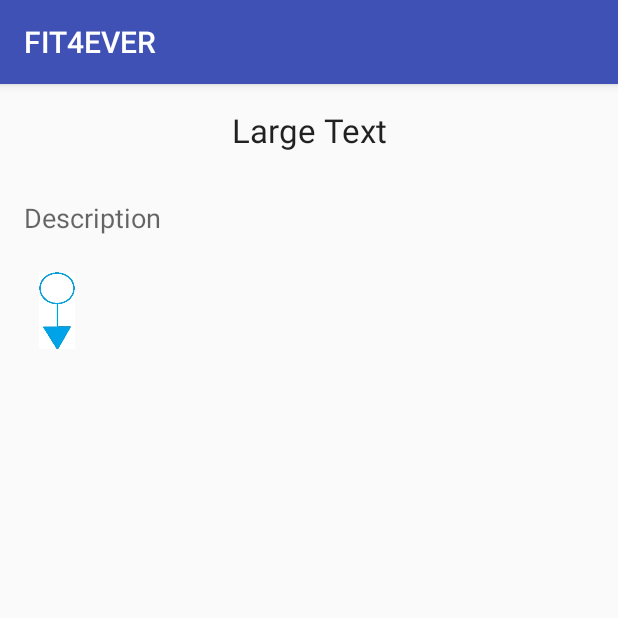
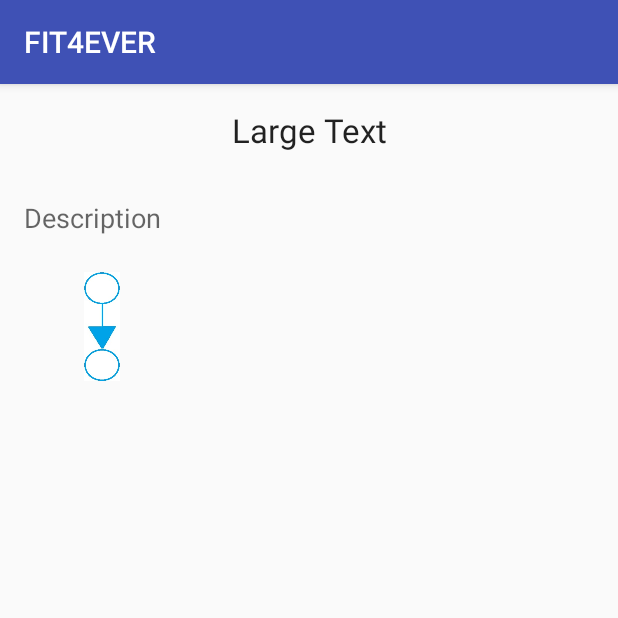
Before and after one commit to Schwayguy/FIT4EVER-v1, an Android app: the MyWorkout screen opened directly, with no data from a screen before it, on a phone screen of 412 x 824 dp, the top half of it. Run offline under Robolectric (Android 15) with nearby library versions, the phone set to English and light mode, and no system bars; libraries missing offline, so code that uses them is left out: org.apache.poi.

Commit message:
ilk commit

```diff
--- a/app/src/main/java/com/example/efe/fit4ever/MyWorkout.java
+++ b/app/src/main/java/com/example/efe/fit4ever/MyWorkout.java
@@ -6,13 +6,16 @@ import android.graphics.Canvas;
 import android.graphics.Path;
 import android.support.v7.app.AppCompatActivity;
 import android.os.Bundle;
+import android.util.Log;
 import android.widget.ImageView;
+import android.widget.Toast;
 
 import org.apache.poi.hssf.usermodel.HSSFCell;
 import org.apache.poi.hssf.usermodel.HSSFCellStyle;
 import org.apache.poi.hssf.usermodel.HSSFRow;
 import org.apache.poi.hssf.usermodel.HSSFSheet;
 import org.apache.poi.hssf.usermodel.HSSFWorkbook;
+import org.apache.poi.hssf.util.CellReference;
 import org.apache.poi.hssf.util.HSSFColor;
 import org.apache.poi.poifs.filesystem.POIFSFileSystem;
 import org.apache.poi.ss.usermodel.Cell;
@@ -23,9 +26,12 @@ import org.apache.poi.ss.usermodel.Workbook;
 
 import java.io.BufferedReader;
 import java.io.File;
+import java.io.FileInputStream;
+import java.io.FileNotFoundException;
 import java.io.FileReader;
 import java.io.IOException;
 import java.io.InputStreamReader;
+import java.util.Iterator;
 
 public class MyWorkout extends AppCompatActivity {
 
@@ -35,37 +41,63 @@ public class MyWorkout extends AppCompatActivity {
         setContentView(R.layout.activity_my_workout);
 
         ImageView flowchart = (ImageView) findViewById(R.id.flowchart);
-        Bitmap pic1 = BitmapFactory.decodeResource(getResources(), R.drawable.circle);
-        int pic1Height = pic1.getHeight();
-        Bitmap pic2 = BitmapFactory.decodeResource(getResources(), R.drawable.arrow);
-        int pic2Height = pic2.getHeight();
-        Bitmap combinedBitmap = getCombinedBitmap(pic1Height,pic2Height,pic1, pic2);
+        Bitmap circle = BitmapFactory.decodeResource(getResources(), R.drawable.circle);
+        int circleHeight = circle.getHeight();
+        Bitmap arrow = BitmapFactory.decodeResource(getResources(), R.drawable.arrow);
+        int arrowHeight = arrow.getHeight();
+        Bitmap vertextop = BitmapFactory.decodeResource(getResources(), R.drawable.vertextop);
+        int vertexTheight = vertextop.getHeight();
+        Bitmap line = BitmapFactory.decodeResource(getResources(), R.drawable.line);
+        int lineheight = line.getHeight();
+        Bitmap vertexbot = BitmapFactory.decodeResource(getResources(), R.drawable.vertexbot);
+        int vertexBheight = vertexbot.getHeight();
+
+
+        Bitmap combinedBitmap = drawTwo(circleHeight,arrowHeight,circle, arrow);
 
         //bu fonksiyonu tüm resimler çizildikten sonra çağır
-        Bitmap resized = Bitmap.createScaledBitmap(combinedBitmap,(int)(combinedBitmap.getWidth()*0.2), (int)(combinedBitmap.getHeight()*0.2), true);
 
-        File logFile = new File(getExternalFilesDir(null),getIntent().getStringExtra("PROGID") + ".txt");
-        if(!logFile.exists()) {
+
+        File logFile = new File(getExternalFilesDir(null),getIntent().getStringExtra("PROGID") + ".xls");
+        FileInputStream myInput = null;
+        if(logFile.exists()) {
             try {
-                FileReader fstream = new FileReader(logFile);
-                BufferedReader myReader= new BufferedReader(fstream);
-                while(!myReader.readLine().isEmpty()){
-                    myReader.skip(1);
+                myInput = new FileInputStream(logFile);
+                POIFSFileSystem myFileSystem = new POIFSFileSystem(myInput);
+                HSSFWorkbook myWorkBook = new HSSFWorkbook(myFileSystem);
+                HSSFSheet mySheet = myWorkBook.getSheetAt(0);
+                int rowNumber = mySheet.getPhysicalNumberOfRows();
+                int i;
+                for(i=1 ;i<rowNumber;i++) {
+                    CellReference cellReference = new CellReference("A"+i);
+                    Row row = mySheet.getRow(cellReference.getRow());
+                    Cell cell = row.getCell(cellReference.getCol());
+                    Log.d("try", "cell Value: " + cell.toString());
+
+                    Bitmap workout = drawMiddle(vertexTheight,lineheight,vertexBheight,arrowHeight, vertextop, line, vertexbot,arrow);
+
+                    int workHeight = workout.getHeight();
+                    int combHeight = combinedBitmap.getHeight();
+                    combinedBitmap = drawTwo(combHeight,workHeight,combinedBitmap,workout);
                 }
 
+            } catch (FileNotFoundException e) {
+                e.printStackTrace();
             } catch (IOException e) {
                 e.printStackTrace();
             }
         }
-
+        combinedBitmap = drawTwo(combinedBitmap.getHeight(),circleHeight,combinedBitmap,circle);
+        Bitmap resized = Bitmap.createScaledBitmap(combinedBitmap,(int)(combinedBitmap.getWidth()*0.2), (int)(combinedBitmap.getHeight()*0.2), true);
+        //Bitmap resized = Bitmap.createBitmap(combinedBitmap,0,0,(int)(combinedBitmap.getWidth()*0.5), (int)(combinedBitmap.getHeight()*0.5));
         flowchart.setImageBitmap(resized);
     }
 
-    public Bitmap getCombinedBitmap(int b1Height, int b2Height, Bitmap b1, Bitmap b2) {
+    public Bitmap drawTwo(int b1Height, int b2Height, Bitmap b1, Bitmap b2) {
         Bitmap drawnBitmap = null;
 
         try {
-            drawnBitmap = Bitmap.createBitmap(400, b1Height+b2Height, Bitmap.Config.ARGB_8888);
+            drawnBitmap = Bitmap.createBitmap(1000, b1Height+b2Height, Bitmap.Config.ARGB_8888);
 
             Canvas canvas = new Canvas(drawnBitmap);
             // JUST CHANGE TO DIFFERENT Bitmaps and coordinates .
@@ -77,4 +109,25 @@ public class MyWorkout extends AppCompatActivity {
         }
         return drawnBitmap;
     }
+
+    public Bitmap drawMiddle(int b1Height, int b2Height,int b3Height, int b4Height, Bitmap b1, Bitmap b2, Bitmap b3, Bitmap b4) {
+        Bitmap drawnBitmap = null;
+
+        try {
+            drawnBitmap = Bitmap.createBitmap(1000, b1Height+b2Height+b3Height+b4Height, Bitmap.Config.ARGB_8888);
+
+            Canvas canvas = new Canvas(drawnBitmap);
+            // JUST CHANGE TO DIFFERENT Bitmaps and coordinates .
+
+
+            canvas.drawBitmap(b1, 0, 0, null);
+            canvas.drawBitmap(b2, 0, b1Height, null);
+            canvas.drawBitmap(b3, 0, b1Height+b2Height, null);
+            canvas.drawBitmap(b4, 0, b1Height+b2Height+b3Height, null);
+
+        } catch (Exception e) {
+            e.printStackTrace();
+        }
+        return drawnBitmap;
+    }
 }
--- a/app/src/main/res/layout/activity_my_workout.xml
+++ b/app/src/main/res/layout/activity_my_workout.xml
@@ -10,6 +10,13 @@
     android:paddingRight="@dimen/activity_horizontal_margin"
     android:paddingTop="@dimen/activity_vertical_margin"
     tools:context="com.example.efe.fit4ever.MyWorkout">
+    <ScrollView
+        android:layout_width="match_parent"
+        android:layout_height="match_parent">
+    <LinearLayout
+        android:layout_width="match_parent"
+        android:layout_height="wrap_content"
+        android:orientation="vertical" >
 
     <TextView
         android:layout_width="fill_parent"
@@ -40,8 +47,11 @@
         android:layout_below="@+id/textView14"
         android:layout_alignParentLeft="true"
         android:layout_alignParentStart="true"
-        android:layout_marginLeft="10dp"
-        android:layout_marginStart="10dp"
+        android:layout_marginLeft="440dp"
+        android:layout_marginStart="40dp"
         android:layout_marginTop="24dp"
         android:id="@+id/flowchart" />
+
+    </LinearLayout>
+    </ScrollView>
 </RelativeLayout>
```
